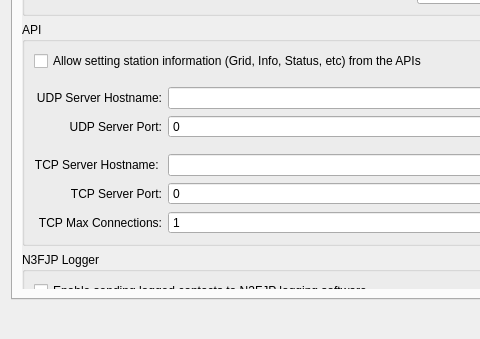
bazineta/js8call, file Configuration.ui: the form before one commit; both pictures show x 0 to 480 and y 261 to 600 of the 807 by 600 pixel window.
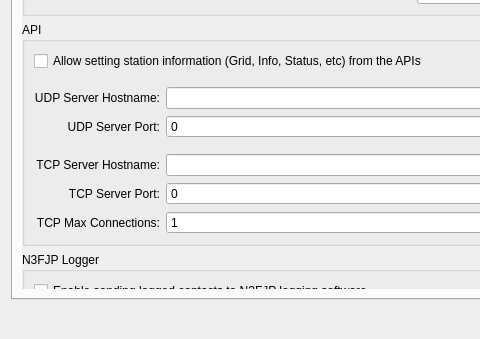
The form after the commit. Custom widgets are drawn as their Qt base class.

Commit message: Fix extraneous trailing space in label

What changed in the file:
```diff
--- a/Configuration.ui
+++ b/Configuration.ui
@@ -2364,7 +2364,7 @@
               <item row="6" column="0">
                <widget class="QLabel" name="label_16">
                 <property name="text">
-                 <string>TCP Server Hostname: </string>
+                 <string>TCP Server Hostname:</string>
                 </property>
                 <property name="alignment">
                  <set>Qt::AlignmentFlag::AlignRight|Qt::AlignmentFlag::AlignTrailing|Qt::AlignmentFlag::AlignVCenter</set>
```
